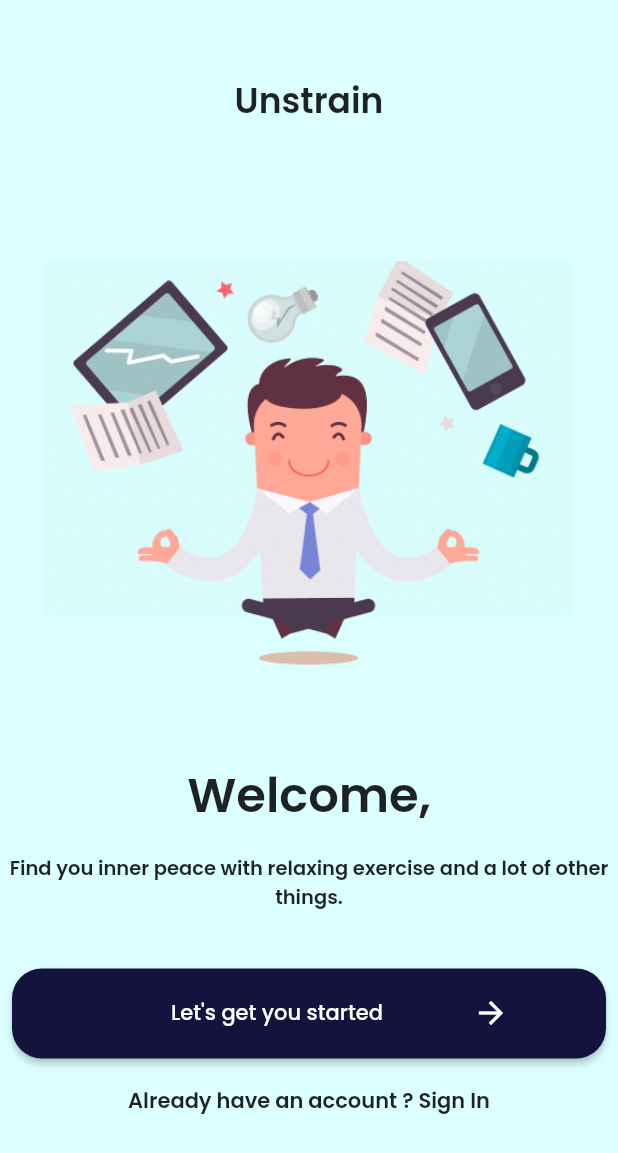
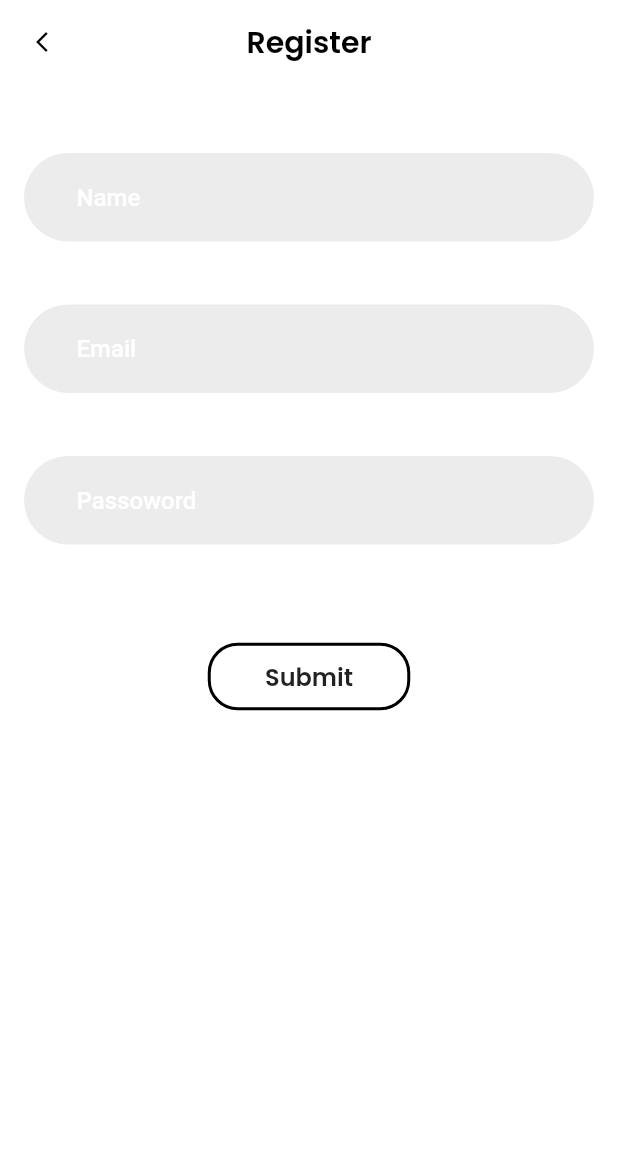
Before and after one commit to Tijil2111/Unstrain-UI--Locus-Exun, a Flutter app: the screen it shows after launch, after a tap on "Let's get you started", on a phone screen of 412 x 824 dp. Shown: the top 1153 px of the screen. Run offline on Flutter 3.47's test engine with Material 2 defaults, Android fonts, the phone set to English and light mode, and no system bars; our stand-ins replace google_fonts, hexcolor.

Commit message:
Register Page done

```diff
--- a/lib/main.dart
+++ b/lib/main.dart
@@ -1,5 +1,6 @@
 import 'package:flutter/material.dart';
 import 'package:unstrain/pages/login.dart';
+import 'package:unstrain/pages/register.dart';
 import 'package:unstrain/pages/welcome.dart';
 
 void main() {
@@ -9,6 +10,7 @@ void main() {
     routes: {
       '/':(context)=> const WelcomePage(),
       '/login':(context)=>  LoginPage(),
+      '/register':(context)=> RegisterPage(),
     },
   ));
 }
--- /dev/null
+++ b/lib/pages/register.dart
@@ -0,0 +1,90 @@
+import 'package:flutter/material.dart';
+import 'package:google_fonts/google_fonts.dart';
+import 'package:unstrain/shared/constants.dart';
+
+
+
+class RegisterPage extends StatelessWidget {
+
+  @override
+  Widget build(BuildContext context) {
+    return Scaffold(
+      backgroundColor: Colors.white,
+      //declaring the app bar
+      appBar: AppBar(
+        backgroundColor: Colors.white,
+        elevation: 0,
+        leading: InkWell(
+          //declaring route to welcome screen
+          onTap: (){
+            Navigator.pushReplacementNamed(context, '/');
+          },
+          child: const Icon(Icons.arrow_back_ios_new_outlined, color: Colors.black,size: 16,)
+        ),
+        title: Text(
+          'Register',
+          style: GoogleFonts.poppins(
+            textStyle: const TextStyle(color: Colors.black, fontWeight: FontWeight.w600)
+          ),
+        ),
+        centerTitle: true,
+      ),
+      //defining the centered column
+
+      body: Center(
+        child: Column(
+          children: [
+             const SizedBox(height: 30),
+            Padding(
+              padding: const EdgeInsets.all(16.0),
+              //declaring an edit field
+              child: TextFormField(
+            decoration: textInputDecoration.copyWith(hintText: "Name")
+              ),
+            ),
+            const SizedBox(height: 10),
+            Padding(
+              padding: const EdgeInsets.all(16.0),
+              //declaring an edit field
+              child: TextFormField(
+              decoration: textInputDecoration.copyWith(hintText: "Email")
+              ),
+            ),
+            const SizedBox(height: 10),
+            Padding(
+              padding: const EdgeInsets.all(16.0),
+              //declaring an edit field
+              child: TextFormField(
+              decoration: textInputDecoration.copyWith(hintText: "Passoword")
+              ),
+            ),
+            const SizedBox(height: 40,),
+            Padding(
+              padding: const EdgeInsets.all(8.0),
+              child: ButtonTheme(
+                height: 45,
+                minWidth: 135,
+                child: RaisedButton(
+                  //making the routing and routing the button to home screen
+                  onPressed: (){
+
+                  },
+                  shape: RoundedRectangleBorder(
+                    borderRadius: BorderRadius.circular(20),
+                    side: const BorderSide(color: Colors.black, width: 2)
+                    ),
+                  color: Colors.white,
+                  elevation: 0,
+                  child: Text(
+                    'Submit',
+                    style: GoogleFonts.poppins(fontSize: 16, fontWeight: FontWeight.w600)
+                  )
+                ),
+              ),
+            ),
+          ],
+        ),
+      ),
+    );
+  }
+}
--- a/lib/pages/welcome.dart
+++ b/lib/pages/welcome.dart
@@ -74,7 +74,7 @@ class WelcomePage extends StatelessWidget {
                 child: RaisedButton(
                   //making the routing and routing the button to register screen
                   onPressed: (){
-
+                    Navigator.pushReplacementNamed(context, '/register');
                   },
                   shape: RoundedRectangleBorder(borderRadius: BorderRadius.circular(20)),
                   color: HexColor("#14133E"),
```
